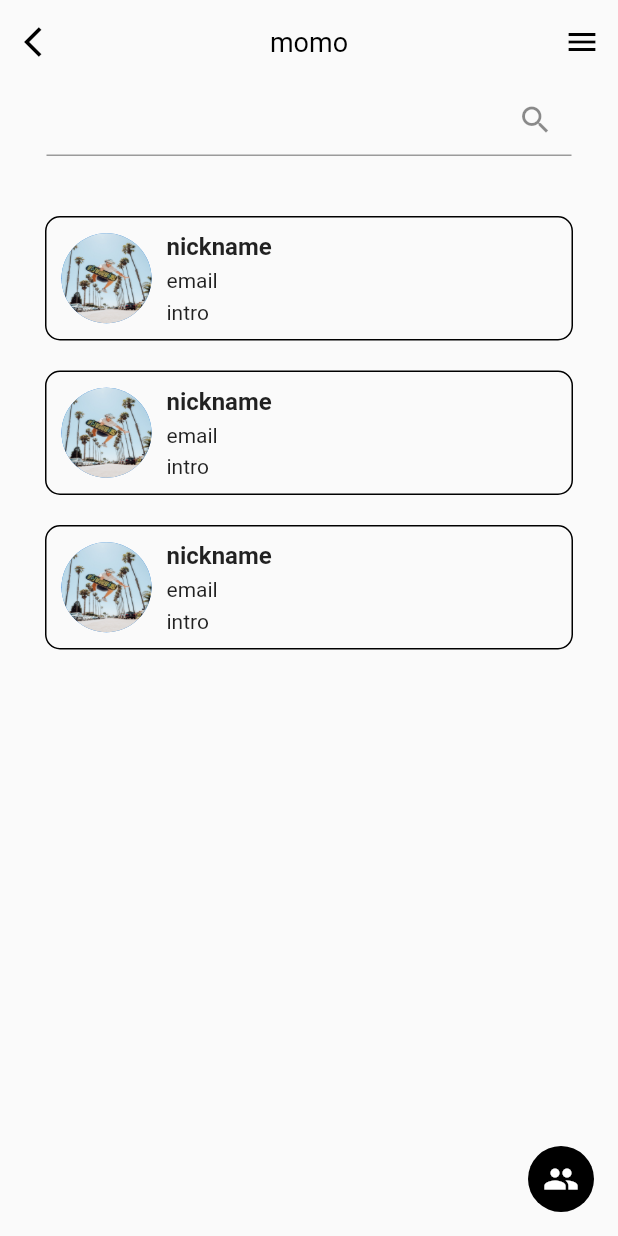
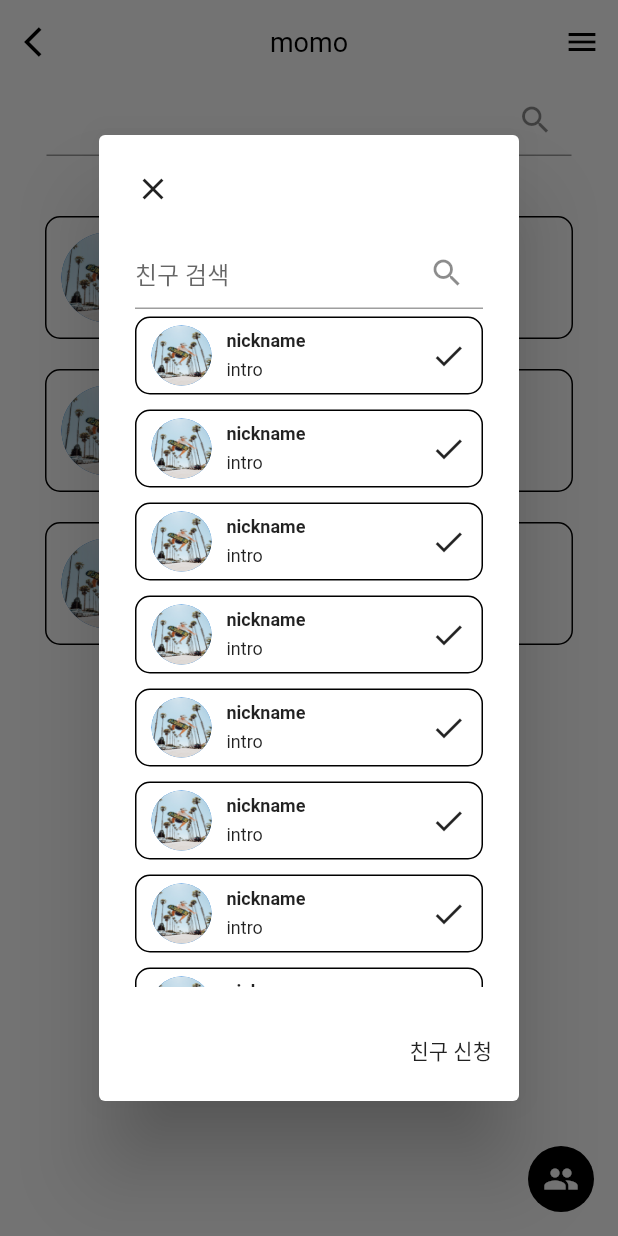
Before and after one commit to 812jay/momo, a Flutter app: the FriendListView screen opened by its route, after a tap on the "people" icon, on a phone screen of 412 x 824 dp. Run offline on Flutter 3.47's test engine with Material 2 defaults, Android fonts, the phone set to English and light mode, and no system bars; drawn by our look-alikes of flutter_slidable; our stand-ins replace date_format; missing offline and left inert: html_editor_enhanced.

Commit message:
add friend search dialog

```diff
--- a/lib/views/friend/components/friend_block.dart
+++ b/lib/views/friend/components/friend_block.dart
@@ -3,12 +3,10 @@ import 'package:flutter_slidable/flutter_slidable.dart';
 
 class FriendBlock extends StatelessWidget {
   final String nickname;
-  final String email;
   final String intro;
   const FriendBlock({
     Key? key,
     required this.nickname,
-    required this.email,
     required this.intro,
   }) : super(key: key);
 
@@ -90,8 +88,6 @@ class FriendBlock extends StatelessWidget {
                       ),
                     ),
                     const SizedBox(height: 5.0),
-                    Text(email),
-                    const SizedBox(height: 5.0),
                     Text(intro),
                   ],
                 ),
--- /dev/null
+++ b/lib/views/friend/components/friend_search_block.dart
@@ -0,0 +1,71 @@
+import 'package:flutter/material.dart';
+
+class FriendSearchBlock extends StatelessWidget {
+  final String nickname;
+  final String intro;
+  const FriendSearchBlock({
+    Key? key,
+    required this.nickname,
+    required this.intro,
+  }) : super(key: key);
+
+  @override
+  Widget build(BuildContext context) {
+    return GestureDetector(
+      onTap: () {},
+      child: Container(
+        margin: const EdgeInsets.symmetric(vertical: 5.0),
+        decoration: BoxDecoration(
+          border: Border.all(color: Colors.black),
+          borderRadius: BorderRadius.circular(10.0),
+        ),
+        child: Container(
+          padding: const EdgeInsets.symmetric(horizontal: 10.0, vertical: 5.0),
+          child: Row(
+            children: [
+              CircleAvatar(
+                maxRadius: 20.0,
+                minRadius: 20.0,
+                child: ClipOval(
+                  child: Image.asset(
+                    'assets/images/skate_board.jpg',
+                    fit: BoxFit.fill,
+                    width: 60.0,
+                    height: 60.0,
+                  ),
+                ),
+              ),
+              const SizedBox(
+                width: 10.0,
+              ),
+              Column(
+                crossAxisAlignment: CrossAxisAlignment.start,
+                children: [
+                  Text(
+                    nickname,
+                    style: const TextStyle(
+                      fontSize: 12.0,
+                      fontWeight: FontWeight.bold,
+                    ),
+                  ),
+                  const SizedBox(height: 5.0),
+                  Text(
+                    intro,
+                    style: const TextStyle(fontSize: 12.0),
+                  ),
+                ],
+              ),
+              const Spacer(),
+              GestureDetector(
+                onTap: () {},
+                child: const Icon(
+                  Icons.check,
+                ),
+              )
+            ],
+          ),
+        ),
+      ),
+    );
+  }
+}
--- /dev/null
+++ b/lib/views/friend/components/friend_search_dialog.dart
@@ -0,0 +1,96 @@
+import 'package:flutter/material.dart';
+import 'package:momo/views/friend/components/friend_search_block.dart';
+
+Future showFriendSearchDialog({required BuildContext context}) {
+  return showDialog(
+    context: context,
+    builder: (context) {
+      return AlertDialog(
+        scrollable: true,
+        title: Align(
+          alignment: Alignment.topLeft,
+          child: GestureDetector(
+            onTap: () => Navigator.of(context).pop(),
+            child: const Icon(Icons.close),
+          ),
+        ),
+        content: SizedBox(
+          height: 500,
+          child: Column(
+            children: [
+              const TextField(
+                decoration: InputDecoration(
+                  hintText: '친구 검색',
+                  suffixIcon: Icon(Icons.search),
+                ),
+              ),
+              Expanded(
+                child: SingleChildScrollView(
+                  child: Column(
+                    children: const [
+                      FriendSearchBlock(
+                        nickname: 'nickname',
+                        intro: 'intro',
+                      ),
+                      FriendSearchBlock(
+                        nickname: 'nickname',
+                        intro: 'intro',
+                      ),
+                      FriendSearchBlock(
+                        nickname: 'nickname',
+                        intro: 'intro',
+                      ),
+                      FriendSearchBlock(
+                        nickname: 'nickname',
+                        intro: 'intro',
+                      ),
+                      FriendSearchBlock(
+                        nickname: 'nickname',
+                        intro: 'intro',
+                      ),
+                      FriendSearchBlock(
+                        nickname: 'nickname',
+                        intro: 'intro',
+                      ),
+                      FriendSearchBlock(
+                        nickname: 'nickname',
+                        intro: 'intro',
+                      ),
+                      FriendSearchBlock(
+                        nickname: 'nickname',
+                        intro: 'intro',
+                      ),
+                      FriendSearchBlock(
+                        nickname: 'nickname',
+                        intro: 'intro',
+                      ),
+                      FriendSearchBlock(
+                        nickname: 'nickname',
+                        intro: 'intro',
+                      ),
+                      FriendSearchBlock(
+                        nickname: 'nickname',
+                        intro: 'intro',
+                      ),
+                    ],
+                  ),
+                ),
+              ),
+            ],
+          ),
+        ),
+        actions: [
+          GestureDetector(
+            onTap: () {
+              Navigator.of(context).pop();
+            },
+            child: Container(
+              padding: const EdgeInsets.only(bottom: 15.0, right: 10.0),
+              child: const Text('친구 신청'),
+            ),
+          )
+        ],
+      );
+    },
+  );
+}
--- a/lib/views/friend/friend_list.dart
+++ b/lib/views/friend/friend_list.dart
@@ -3,6 +3,7 @@ import 'package:momo/views/common/components/common_app_bar.dart';
 import 'package:momo/views/common/components/floating_action_button_add.dart';
 import 'package:momo/views/common/components/nav_bar.dart';
 import 'package:momo/views/friend/components/friend_block.dart';
+import 'package:momo/views/friend/components/friend_search_dialog.dart';
 
 class FriendListView extends StatelessWidget {
   static const routeName = '/friend';
@@ -18,7 +19,7 @@ class FriendListView extends StatelessWidget {
           Icons.people,
           color: Colors.white,
         ),
-        onTap: () {},
+        onTap: () => showFriendSearchDialog(context: context),
       ),
       body: Container(
         margin: const EdgeInsets.symmetric(horizontal: 30.0),
@@ -38,17 +39,14 @@ class FriendListView extends StatelessWidget {
                 child: ListView(
                   children: const [
                     FriendBlock(
-                      email: 'email',
                       intro: 'intro',
                       nickname: 'nickname',
                     ),
                     FriendBlock(
-                      email: 'email',
                       intro: 'intro',
                       nickname: 'nickname',
                     ),
                     FriendBlock(
-                      email: 'email',
                       intro: 'intro',
                       nickname: 'nickname',
                     ),
```
